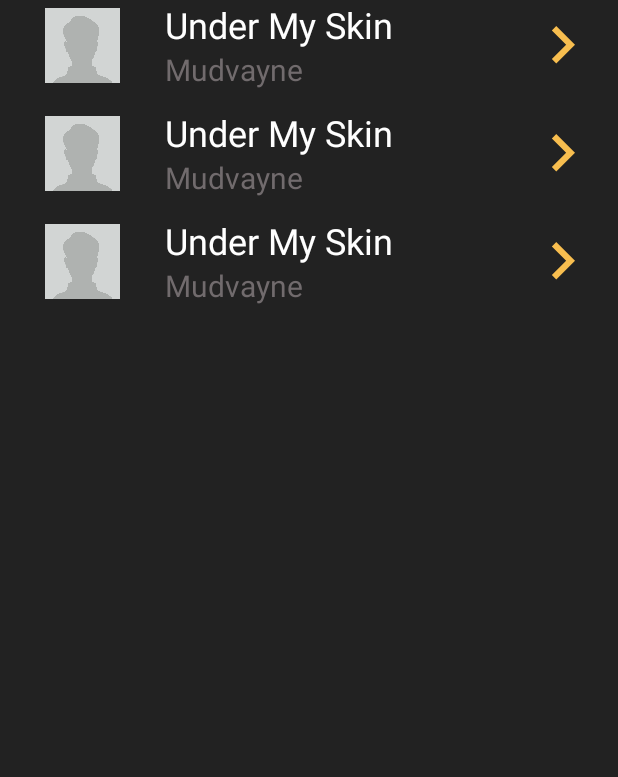
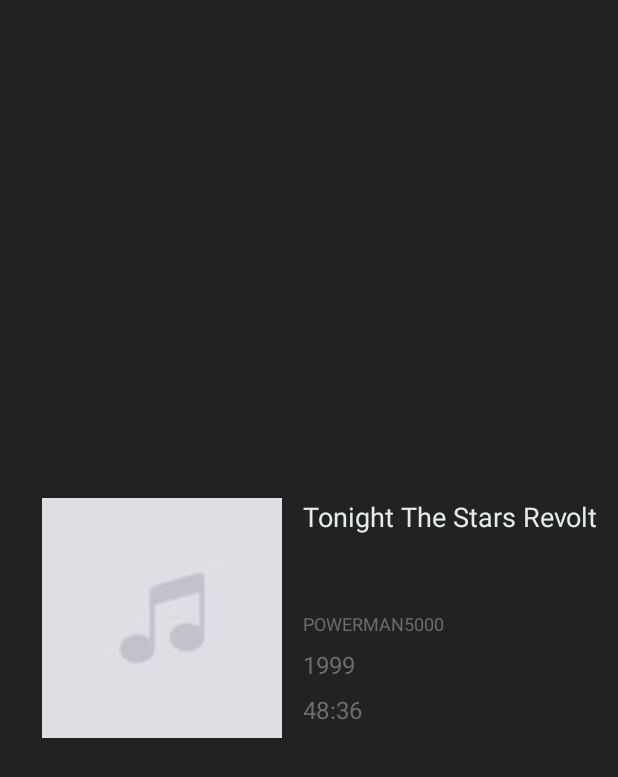
Before and after one commit to sebastianaranda/DiscOverApp, an Android app: the layout fragment_album_detail.xml on its own in the app's theme, with its tools: preview values and no code run, on a phone screen of 412 x 824 dp. Shown: the top 777 px of the screen. Run offline under Robolectric (Android 15) with nearby library versions, the light colour scheme and no system bars.

Commit message:
Detalle de album WIP

```diff
--- a/app/src/main/java/com/digitalhouse/a0819cpmoacn02armo_01/model/AlbumsService.java
+++ b/app/src/main/java/com/digitalhouse/a0819cpmoacn02armo_01/model/AlbumsService.java
@@ -6,7 +6,13 @@
 
 public interface AlbumsService {
 
+    @GET("/album/{id}")
+    Call<Album> getAlbumById(@Path("id") int idAlbum);
+
     @GET("/artist/{id}/albums")
     Call<ContainerAlbums> getAllAlbumsByArtist(@Path("id") int idArtist);
 
+    @GET("/album/{id}/tracks")
+    Call<ContainerTracks> getAllTracksByAlbum(@Path("id") int idAlbum);
+
 }
--- a/app/src/main/java/com/digitalhouse/a0819cpmoacn02armo_01/view/ArtistProfileActivity.java
+++ b/app/src/main/java/com/digitalhouse/a0819cpmoacn02armo_01/view/ArtistProfileActivity.java
@@ -33,7 +33,8 @@
     public void geAlbumFromFragment(Album album) {
         Intent intent = new Intent(ArtistProfileActivity.this, AlbumDetailActivity.class);
         Bundle bundle = new Bundle();
-        bundle.putSerializable(AlbumDetailFragment.ALBUM_KEY, album);
+        bundle.putSerializable(TrackRecyclerFragment.TRACKLIST_ALBUM_KEY, album);
+        bundle.putSerializable(AlbumDetailFragment.DETAIL_ALBUM_KEY, album);
         intent.putExtras(bundle);
         startActivity(intent);
     }
--- a/app/src/main/java/com/digitalhouse/a0819cpmoacn02armo_01/view/GenreViewPagerActivity.java
+++ b/app/src/main/java/com/digitalhouse/a0819cpmoacn02armo_01/view/GenreViewPagerActivity.java
@@ -33,7 +33,7 @@
         setSupportActionBar(toolbar);
         ActionBar actionBar = getSupportActionBar();
         actionBar.setDisplayHomeAsUpEnabled(true);
-
+        //TODO: Ordenar este codigo
         ViewPager viewPager = findViewById(R.id.genre_viewpager);
         final RecyclerView recyclerView = findViewById(R.id.fragment_artists_recycler);
         artistAdapter = new ArtistAdapter(GenreViewPagerActivity.this);
--- a/app/src/main/java/com/digitalhouse/a0819cpmoacn02armo_01/view/MainActivity.java
+++ b/app/src/main/java/com/digitalhouse/a0819cpmoacn02armo_01/view/MainActivity.java
@@ -80,7 +80,6 @@
         Intent intent = new Intent(MainActivity.this, ArtistProfileActivity.class);
         Bundle bundle = new Bundle();
         bundle.putSerializable(ArtistProfileFragment.KEY_ARTIST, artist);
-        bundle.putSerializable(AlbumsRecyclerFragment.KEY_ARTIST_PROFILE, artist);
         intent.putExtras(bundle);
         startActivity(intent);
     }
--- a/app/src/main/java/com/digitalhouse/a0819cpmoacn02armo_01/view/TrackAdapter.java
+++ b/app/src/main/java/com/digitalhouse/a0819cpmoacn02armo_01/view/TrackAdapter.java
@@ -67,7 +67,7 @@
             txtTrackName.setText(track.getTitle());
             txtByArtist.setText(track.getArtist().getName());
             Glide.with(itemView)
-                    .load(track.getAlbum().getCoverMedium())
+                    .load(track.getCoverMedium())
                     .placeholder(R.drawable.img_artist_placeholder)
                     .into(imgTrackAlbumCover);
         }
--- a/app/src/main/res/layout/fragment_album_detail.xml
+++ b/app/src/main/res/layout/fragment_album_detail.xml
@@ -1,5 +1,5 @@
 <?xml version="1.0" encoding="utf-8"?>
-<FrameLayout
+<androidx.constraintlayout.widget.ConstraintLayout
     xmlns:android="http://schemas.android.com/apk/res/android"
     xmlns:app="http://schemas.android.com/apk/res-auto"
     xmlns:tools="http://schemas.android.com/tools"
@@ -8,13 +8,63 @@
     android:background="@color/colorPrimary"
     tools:context=".view.AlbumDetailFragment">
 
-    <androidx.recyclerview.widget.RecyclerView
-        android:id="@+id/fragment_tracks_recycler"
-        android:layout_width="match_parent"
-        android:layout_height="match_parent"
-        android:orientation="vertical"
-        app:layoutManager="androidx.recyclerview.widget.LinearLayoutManager"
-        app:reverseLayout="false"
-        tools:listitem="@layout/track_recycler_row"/>
+    <ImageView
+        android:id="@+id/img_detail_album_cover"
+        android:layout_width="160dp"
+        android:layout_height="160dp"
+        android:layout_marginStart="28dp"
+        android:layout_marginEnd="8dp"
+        android:src="@drawable/img_genre_placeholder"
+        app:layout_constraintBottom_toBottomOf="parent"
+        app:layout_constraintStart_toStartOf="parent"
+        app:layout_constraintTop_toTopOf="parent" />
 
-</FrameLayout>
+    <TextView
+        android:id="@+id/txt_detail_abum_title"
+        android:layout_width="wrap_content"
+        android:layout_height="wrap_content"
+        android:ellipsize="end"
+        android:lines="3"
+        android:textColor="@color/colorWhite"
+        android:textSize="18sp"
+        app:layout_constraintEnd_toEndOf="parent"
+        app:layout_constraintStart_toEndOf="@+id/img_detail_album_cover"
+        app:layout_constraintTop_toTopOf="@+id/img_detail_album_cover"
+        tools:text="Tonight The Stars Revolt" />
+
+    <TextView
+        android:id="@+id/txt_detail_by_artist"
+        android:layout_width="wrap_content"
+        android:layout_height="wrap_content"
+        android:layout_marginTop="8dp"
+        android:layout_marginEnd="8dp"
+        android:ellipsize="end"
+        android:textColor="@color/colorSecondary"
+        android:textSize="12sp"
+        app:layout_constraintStart_toStartOf="@+id/txt_detail_abum_title"
+        app:layout_constraintTop_toBottomOf="@+id/txt_detail_abum_title"
+        tools:text="POWERMAN5000" />
+
+    <TextView
+        android:id="@+id/txt_release_date"
+        android:layout_width="wrap_content"
+        android:layout_height="wrap_content"
+        android:layout_marginTop="8dp"
+        android:textColor="@color/colorSecondary"
+        android:textSize="16sp"
+        app:layout_constraintStart_toStartOf="@+id/txt_detail_abum_title"
+        app:layout_constraintTop_toBottomOf="@+id/txt_detail_by_artist"
+        tools:text="1999" />
+
+    <TextView
+        android:id="@+id/txt_album_duration"
+        android:layout_width="wrap_content"
+        android:layout_height="wrap_content"
+        android:layout_marginTop="8dp"
+        android:textColor="@color/colorSecondary"
+        android:textSize="16sp"
+        app:layout_constraintStart_toStartOf="@+id/txt_detail_abum_title"
+        app:layout_constraintTop_toBottomOf="@+id/txt_release_date"
+        tools:text="48:36" />
+
+</androidx.constraintlayout.widget.ConstraintLayout>
```
Also changed, not shown: app/src/main/java/com/digitalhouse/a0819cpmoacn02armo_01/controller/AlbumsController.java (+21 -0 lines), app/src/main/java/com/digitalhouse/a0819cpmoacn02armo_01/model/Album.java (+39 -1 lines), app/src/main/java/com/digitalhouse/a0819cpmoacn02armo_01/model/AlbumDao.java (+33 -1 lines), app/src/main/java/com/digitalhouse/a0819cpmoacn02armo_01/model/ContainerTracks.java (added, +20 -0 lines), app/src/main/java/com/digitalhouse/a0819cpmoacn02armo_01/model/Track.java (+19 -0 lines), app/src/main/java/com/digitalhouse/a0819cpmoacn02armo_01/view/AlbumDetailActivity.java (+15 -4 lines), app/src/main/java/com/digitalhouse/a0819cpmoacn02armo_01/view/AlbumDetailFragment.java (+35 -33 lines), app/src/main/java/com/digitalhouse/a0819cpmoacn02armo_01/view/TrackRecyclerFragment.java (added, +75 -0 lines), app/src/main/res/layout/activity_album_detail.xml (+23 -6 lines), app/src/main/res/layout/fragment_recycler_tracks.xml (added, +20 -0 lines).
